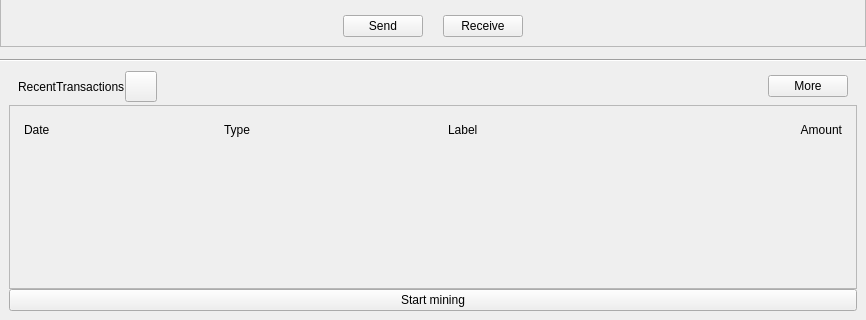
Old version of the form src/qt/forms/overviewpage.ui in the repository equitypay/eqpay; both pictures show x 0 to 866 and y 183 to 503 of the 866 by 503 pixel window.
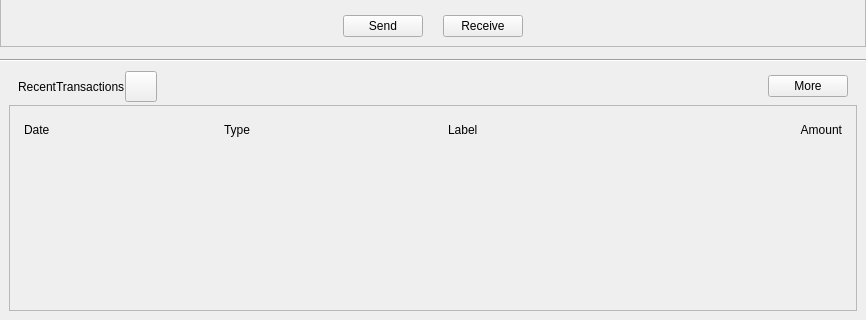
New version of the form. Icons and pictures are not drawn. Custom widgets are drawn as their Qt base class.

The edit to the form file:
```diff
--- a/src/qt/forms/overviewpage.ui
+++ b/src/qt/forms/overviewpage.ui
@@ -1120,13 +1120,6 @@
         </item>
        </layout>
       </item>
-      <item>
-       <widget class="QPushButton" name="generateButton">
-        <property name="text">
-         <string>Start mining</string>
-        </property>
-       </widget>
-      </item>
      </layout>
     </widget>
    </item>
```
